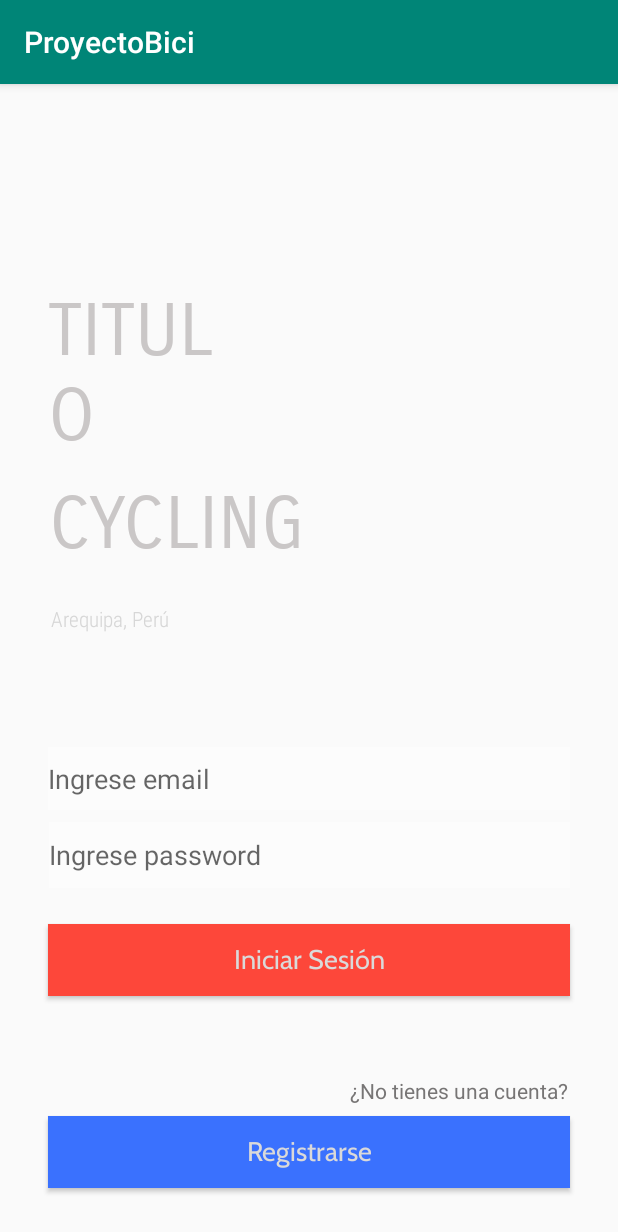
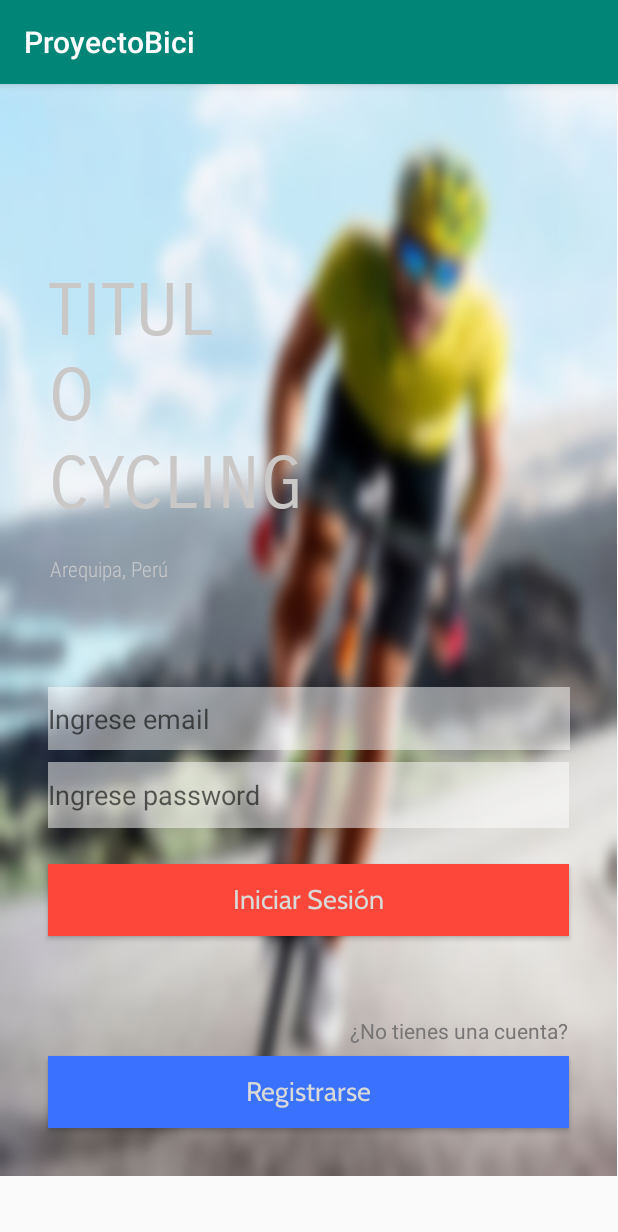
Before and after one commit to AngelChoquehuanca/ProyectoBici, an Android app: the screen it shows after launch (LoginActivity), on a phone screen of 412 x 824 dp. Shown: the top 1232 px of the screen. Run offline under Robolectric (Android 15) with nearby library versions, the phone set to English and light mode, and no system bars; Roboto replaces fonts that are not available here.

Commit message:
Fondo de Login restaurado

```diff
--- a/app/src/main/res/layout/activity_login.xml
+++ b/app/src/main/res/layout/activity_login.xml
@@ -2,8 +2,9 @@
 <androidx.constraintlayout.widget.ConstraintLayout xmlns:android="http://schemas.android.com/apk/res/android"
     xmlns:app="http://schemas.android.com/apk/res-auto"
     xmlns:tools="http://schemas.android.com/tools"
-    android:layout_width="match_parent"
-    android:layout_height="match_parent"
+    android:layout_width="wrap_content"
+    android:layout_height="wrap_content"
+    android:background="@mipmap/ciclistaDesenfoque"
     android:focusable="auto"
     android:foregroundTintMode="multiply"
     tools:context=".LoginActivity">
```
Also changed, not shown: app/src/main/res/drawable-v24/ciclistaDesenfoque - copia.jpg (added), app/src/main/res/drawable-v24/ciclistalogin.jpg (deleted), app/src/main/res/mipmap-mdpi/ciclistaDesenfoque.jpg (added), app/src/main/res/mipmap-mdpi/fondo.jpeg (deleted).
